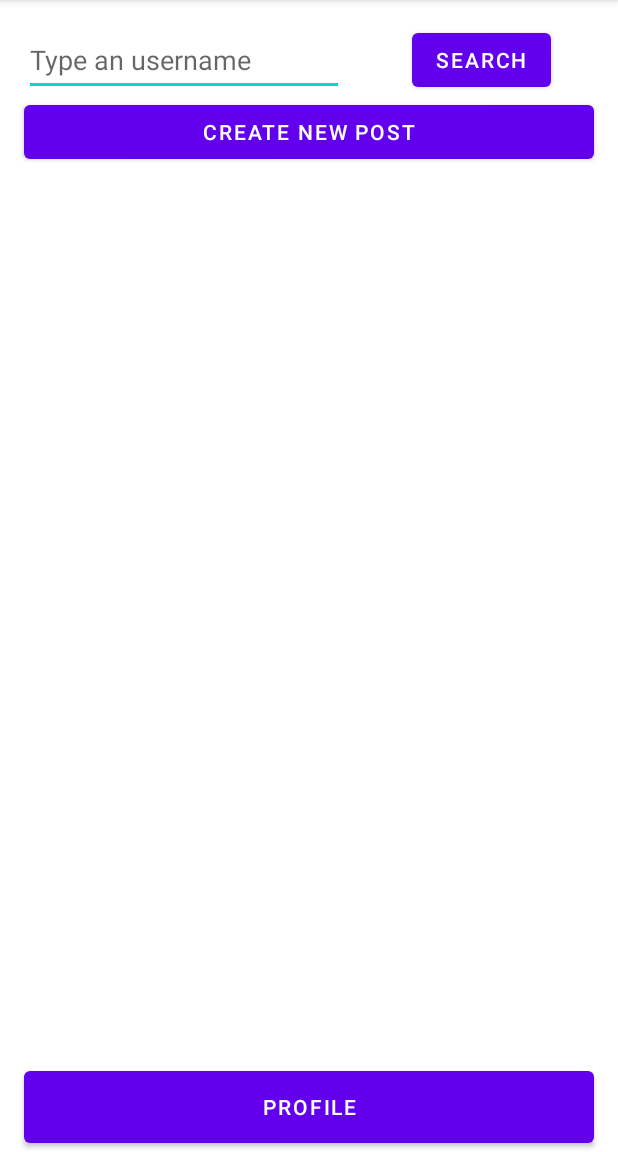
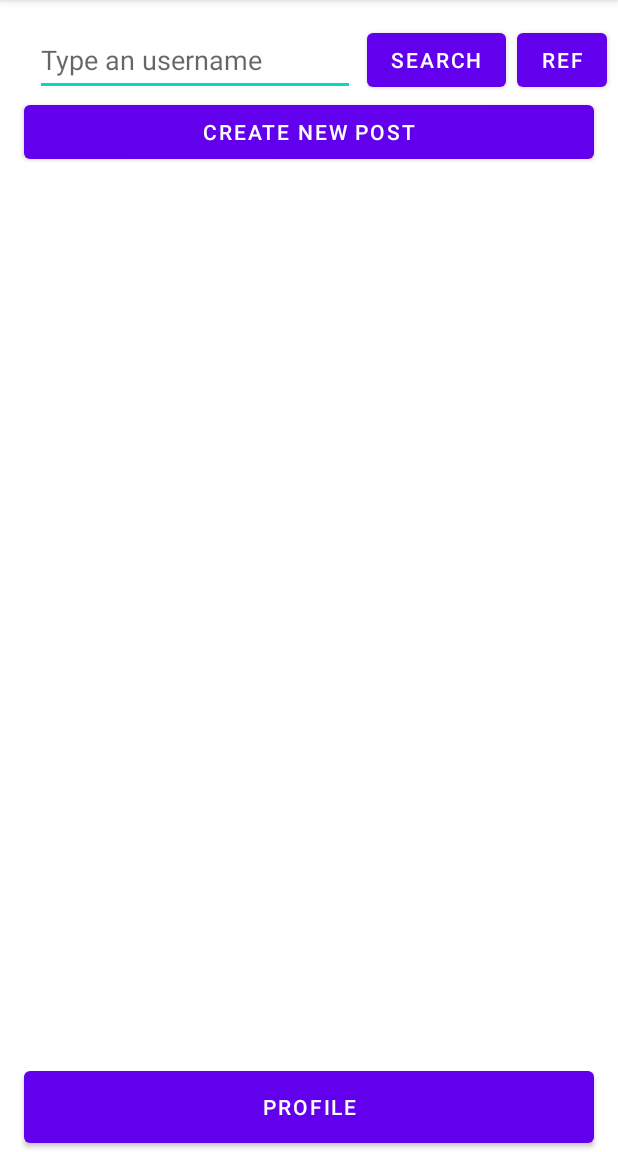
Before and after one commit to bellato-filippo/Twitter, an Android app: the HomeActivity screen opened directly, with no data from a screen before it, on a phone screen of 412 x 824 dp, the part 84-1236 px from its top. Run offline under Robolectric (Android 15) with nearby library versions, the phone set to English and light mode, and no system bars; our stand-ins replace Firebase (no records; nobody signed in at launch, a user with empty details on screens opened directly); 1 statement that could not run was skipped.

Commit message:
added refresh button

```diff
--- a/app/src/main/java/com/example/twittermusk/HomeActivity.kt
+++ b/app/src/main/java/com/example/twittermusk/HomeActivity.kt
@@ -28,7 +28,7 @@ class HomeActivity : AppCompatActivity() {
 
         ownMail = intent.getStringExtra("own_mail").toString()
         recyclerView = findViewById<RecyclerView>(R.id.recycler_view)
-        getData(ownMail)
+        getData()
     }
 
 
@@ -37,6 +37,7 @@ class HomeActivity : AppCompatActivity() {
 
         val ownProfile: Button = findViewById(R.id.ProfileButton)
         val newPost: Button = findViewById(R.id.AddButton)
+        val refresh: Button = findViewById(R.id.refresh)
 //        val ownEmail = intent.getStringExtra("passed_mail").toString()
 
         newPost.setOnClickListener {
@@ -61,9 +62,13 @@ class HomeActivity : AppCompatActivity() {
             intent.putExtra("own_mail", ownMail)
             startActivity(intent)
         }
+
+        refresh.setOnClickListener {
+            getData()
+        }
     }
 
-    fun getData(user: String) {
+    fun getData() {
         db.collection("follow")
             .whereEqualTo("me", ownMail)
             .get()
--- a/app/src/main/java/com/example/twittermusk/adapter/PostAdapter.kt
+++ b/app/src/main/java/com/example/twittermusk/adapter/PostAdapter.kt
@@ -1,6 +1,7 @@
 package com.example.twittermusk.adapter
 
 import android.content.ContentValues
+import android.content.ContentValues.TAG
 import android.content.Context
 import android.content.Intent
 import android.net.Uri
@@ -11,6 +12,7 @@ import android.view.ViewGroup
 import android.widget.Button
 import android.widget.TextView
 import android.widget.Toast
+import androidx.core.content.ContextCompat.startActivity
 import androidx.recyclerview.widget.RecyclerView
 import com.example.twittermusk.HomeActivity
 import com.example.twittermusk.R
@@ -77,7 +79,6 @@ class PostAdapter(
                             .add(f)
                             .addOnSuccessListener { documentReference ->
                                 Log.d(ContentValues.TAG, "DocumentSnapshot added with ID: ${documentReference.id}")
-                                val intent = Intent(context, HomeActivity::class.java)
                             }
                             .addOnFailureListener { e ->
                                 Log.w(ContentValues.TAG, "Error adding document", e)
--- a/app/src/main/res/layout/activity_home.xml
+++ b/app/src/main/res/layout/activity_home.xml
@@ -19,7 +19,9 @@
 
         android:minHeight="48dp"
         app:layout_constraintLeft_toLeftOf="parent"
-        app:layout_constraintTop_toTopOf="parent" />
+        app:layout_constraintTop_toTopOf="parent"
+        app:layout_constraintRight_toLeftOf="@id/SearchButton"
+        />
 
     <Button
         android:id="@+id/SearchButton"
@@ -30,8 +32,21 @@
 
         app:layout_constraintTop_toTopOf="parent"
         app:layout_constraintLeft_toRightOf="@id/EditTextSearch"
+        app:layout_constraintRight_toRightOf="@id/refresh"
+        app:layout_constraintBottom_toTopOf="@id/AddButton"
+        />
+
+    <Button
+        android:id="@+id/refresh"
+        android:layout_width="60dp"
+        android:layout_height="wrap_content"
+        android:text="ref"
+        android:layout_marginTop="16dp"
+
+
+        app:layout_constraintLeft_toRightOf="@id/SearchButton"
+        app:layout_constraintTop_toTopOf="parent"
         app:layout_constraintRight_toRightOf="parent"
-
         />
 
     <Button
```
